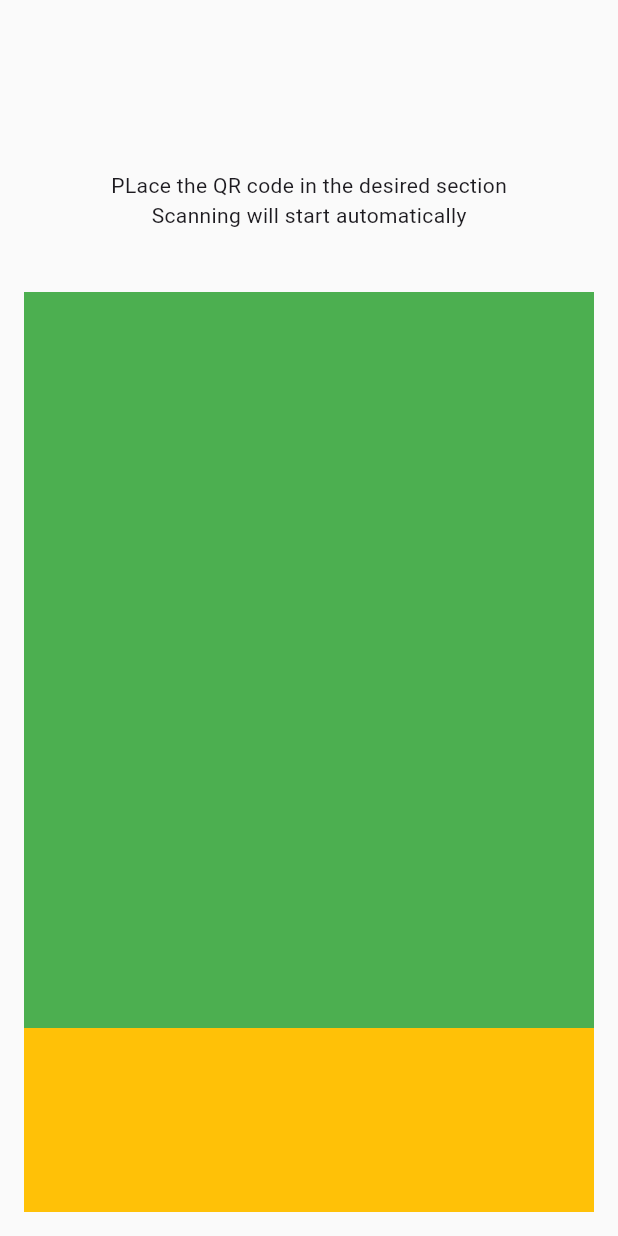
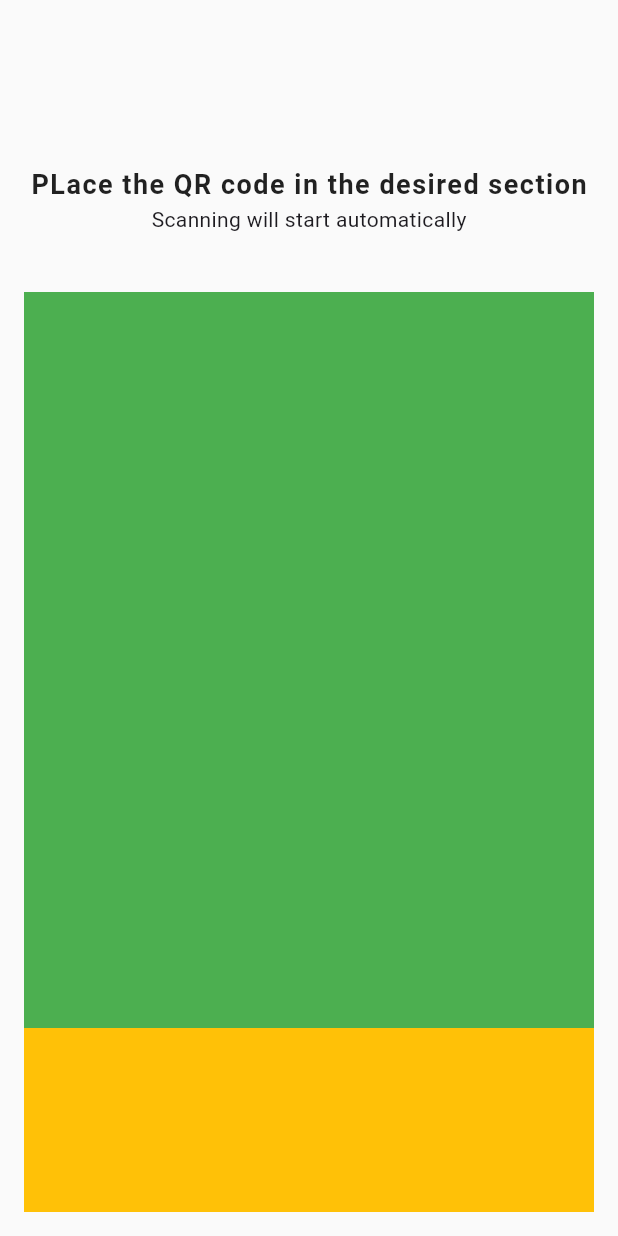
Before and after one commit to CaptainNayan199/Flutter-New-Projects, a Flutter app: the screen it shows after launch, on a phone screen of 412 x 824 dp. Run offline on Flutter 3.47's test engine with Material 3 defaults, Android fonts, the phone set to English and light mode, and no system bars; our stand-ins replace cloud_firestore, firebase_core, random_string; accounts and stored records are empty.

Commit message:
Text UI added

```diff
--- a/qr_code/lib/qr_scanner.dart
+++ b/qr_code/lib/qr_scanner.dart
@@ -19,7 +19,15 @@ class QRScanner extends StatelessWidget {
               child: Column(
                 mainAxisAlignment: MainAxisAlignment.center,
                 children: [
-                  Text("PLace the QR code in the desired section"),
+                  Text(
+                    "PLace the QR code in the desired section",
+                    style: TextStyle(
+                      color: Colors.black87,
+                      fontSize: 18,
+                      fontWeight: FontWeight.bold,
+                      letterSpacing: 1
+                    ),
+                  ),
                   Text("Scanning will start automatically")
                 ],
               ),
```
